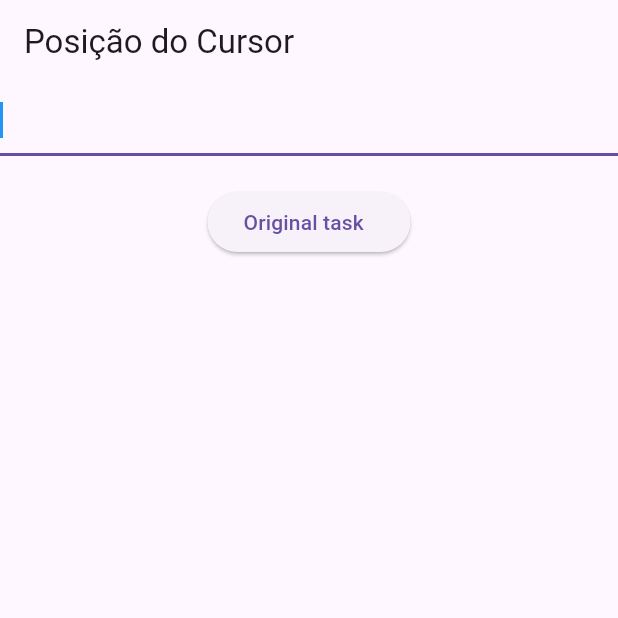
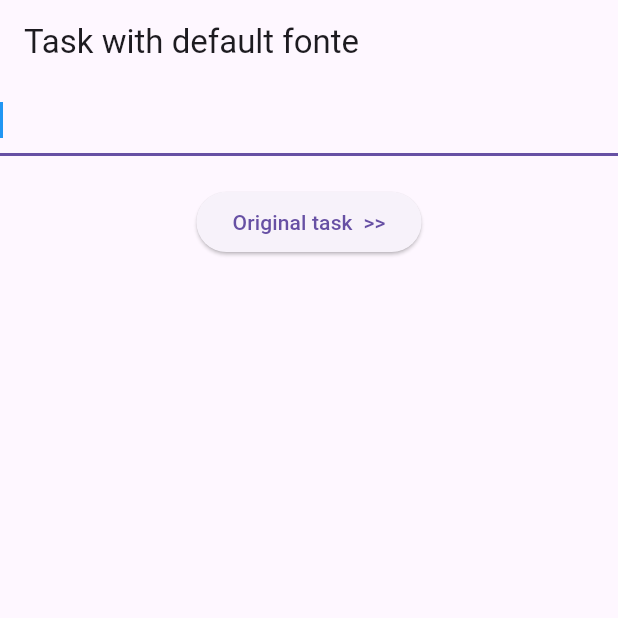
Before and after one commit to ulisseshen/wartiva_autocomplete, a Flutter app: the screen it shows after launch, on a phone screen of 412 x 824 dp, the top half of it. Run offline on Flutter 3.47's test engine with Material 3 defaults, Android fonts, the phone set to English and light mode, and no system bars; our stand-ins replace google_fonts.

Commit message:
chore: change page 1 appbar name

```diff
--- a/lib/main.dart
+++ b/lib/main.dart
@@ -189,13 +189,13 @@ class _CursorPositionExampleState extends State<CursorPositionExample> {
   @override
   Widget build(BuildContext context) {
     return Scaffold(
-      appBar: AppBar(title: Text('Posição do Cursor')),
+      appBar: AppBar(title: Text('Task with default fonte')),
 
       body: SizedBox(
         width: 500,
         child: Column(
           children: [
-            TextField(
+            TextFormField(
               key: _editableTextKey,
               controller: _controller,
               focusNode: _focusNode,
@@ -214,7 +214,7 @@ class _CursorPositionExampleState extends State<CursorPositionExample> {
                   return MyApp();
                 }));
               },
-              child: const Text('Original task  '),
+              child: const Text('Original task  >>'),
             ),
           ],
         ),
```
